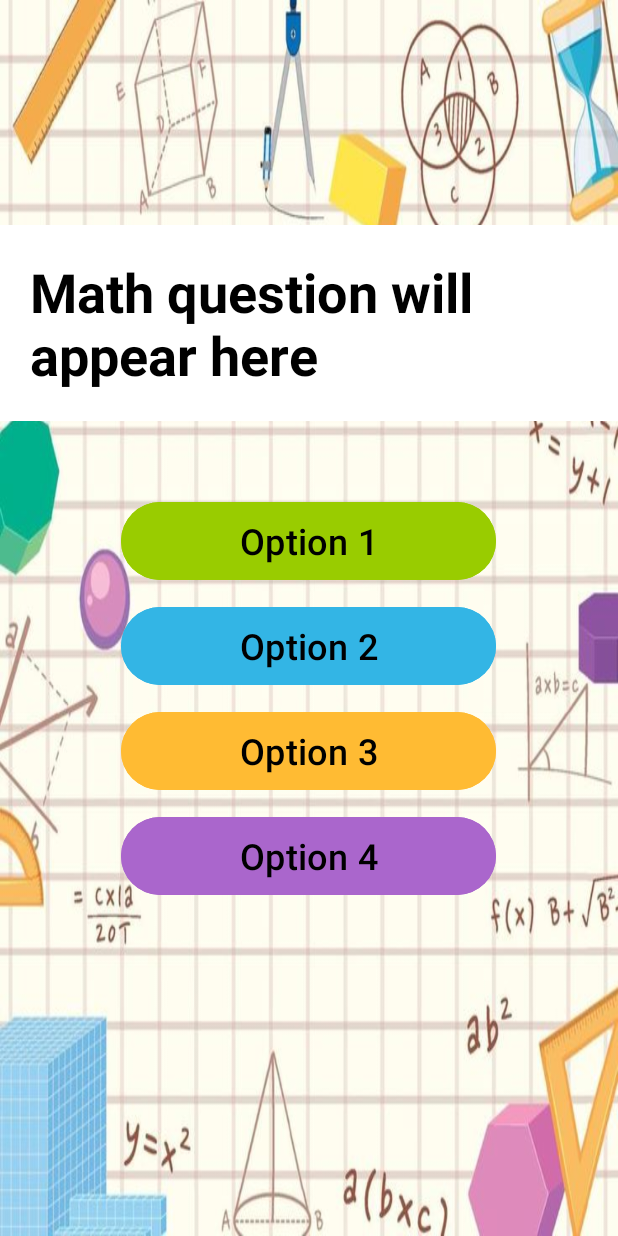
After one commit to JonathanBorics/Ninja, an Android app: the layout activity_game_plus_minus.xml on its own in the app's theme, with its tools: preview values and no code run, on a phone screen of 412 x 824 dp. The commit adds this screen. Run offline under Robolectric (Android 15) with nearby library versions, the phone set to English and light mode, and no system bars.

Commit message:
Add new changes

```diff
--- /dev/null
+++ b/app/src/main/res/layout/activity_game_plus_minus.xml
@@ -0,0 +1,70 @@
+<RelativeLayout xmlns:android="http://schemas.android.com/apk/res/android"
+    android:layout_width="match_parent"
+    android:layout_height="match_parent"
+    android:background="@drawable/b4">
+
+    <TextView
+        android:id="@+id/mathQuestion"
+        android:layout_width="wrap_content"
+        android:layout_height="wrap_content"
+        android:layout_centerHorizontal="true"
+        android:text="Math question will appear here"
+        android:textSize="36sp"
+        android:textColor="@android:color/black"
+        android:layout_marginTop="150dp"
+        android:background="#FFFFFF"
+        android:padding="20dp"
+        android:textStyle="bold"
+        android:layout_alignParentTop="true" />
+
+    <LinearLayout
+        android:layout_width="match_parent"
+        android:layout_height="wrap_content"
+        android:orientation="vertical"
+        android:layout_below="@id/mathQuestion"
+        android:gravity="center"
+        android:layout_centerInParent="true"
+        android:layout_marginTop="50dp">
+
+        <Button
+            android:id="@+id/optionButton1"
+            android:layout_width="250dp"
+            android:layout_height="60dp"
+            android:text="Option 1"
+            android:textSize="24sp"
+            android:textColor="#000000"
+            android:layout_marginBottom="10dp"
+            android:backgroundTint="@android:color/holo_green_light" />
+
+        <Button
+            android:id="@+id/optionButton2"
+            android:layout_width="250dp"
+            android:layout_height="60dp"
+            android:text="Option 2"
+            android:textSize="24sp"
+            android:textColor="#000000"
+            android:layout_marginBottom="10dp"
+            android:backgroundTint="@android:color/holo_blue_light" />
+
+        <Button
+            android:id="@+id/optionButton3"
+            android:layout_width="250dp"
+            android:layout_height="60dp"
+            android:text="Option 3"
+            android:textSize="24sp"
+            android:textColor="#000000"
+            android:layout_marginBottom="10dp"
+            android:backgroundTint="@android:color/holo_orange_light" />
+
+        <Button
+            android:id="@+id/optionButton4"
+            android:layout_width="250dp"
+            android:layout_height="60dp"
+            android:text="Option 4"
+            android:textSize="24sp"
+            android:textColor="#000000"
+            android:layout_marginBottom="10dp"
+            android:backgroundTint="@android:color/holo_purple" />
+    </LinearLayout>
+
+</RelativeLayout>
--- a/app/src/main/res/values/strings.xml
+++ b/app/src/main/res/values/strings.xml
@@ -1,4 +1,6 @@
 <resources>
     <string name="app_name">My Application</string>
     <string name="logo_description">Alkalmazás logója</string>
+    <string name="correct_answer">It\'s correct!</string> <!-- Corrected apostrophe -->
+    <string name="wrong_answer">Wrong! Try again.</string>
 </resources>
```
Also changed, not shown: app/src/main/AndroidManifest.xml (+7 -3 lines), app/src/main/java/com/example/math_ninja/GameMultiplicationDivisionActivity.java (added, +93 -0 lines), app/src/main/java/com/example/math_ninja/GameOptionsActivity.java (+30 -0 lines), app/src/main/java/com/example/math_ninja/GamePlusMinusGame.java (added, +138 -0 lines), app/src/main/res/layout/activity_game_multiplication_division.xml (added, +70 -0 lines), app/src/main/res/layout/activity_game_options.xml (+7 -7 lines), app/src/main/res/layout/activity_game_tutorial.xml (+31 -17 lines), app/src/main/res/layout/activity_name_input.xml (+24 -15 lines), app/src/main/res/layout/activity_splash.xml (+28 -10 lines), app/src/main/res/drawable/b4.jpg (added), 1 other file.
